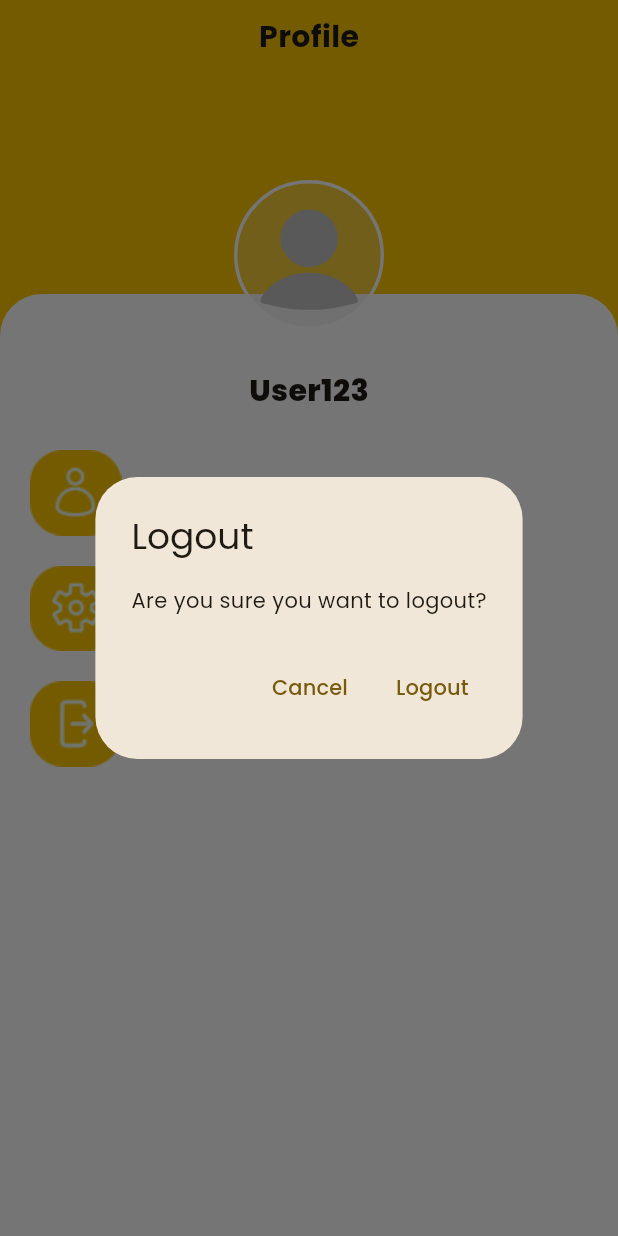
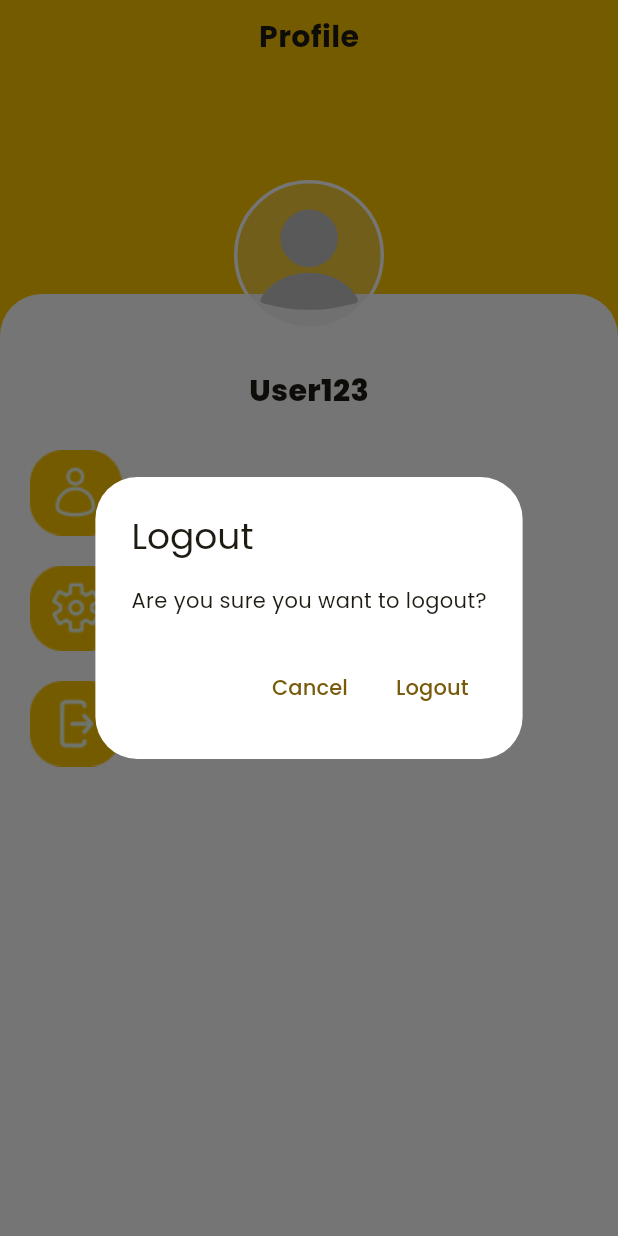
Before and after one commit to Dohahamdyy/citizen-connect, a Flutter app: the ProfileScreen screen opened directly, after a tap on "Logout", on a phone screen of 412 x 824 dp. Run offline on Flutter 3.47's test engine with Material 3 defaults, Android fonts, the phone set to English and light mode, and no system bars; our stand-ins replace flutter_svg, geolocator, image_picker, pin_code_fields, shared_preferences; accounts and stored records are empty.

Commit message:
code cleanup

```diff
--- a/lib/ui/screens/home_screen.dart
+++ b/lib/ui/screens/home_screen.dart
@@ -121,7 +121,6 @@ class HomeScreen extends StatelessWidget {
               ),
               Expanded(
                 child: ListView(
-                  // itemCount: 3,
                   children: [
                     RecentComplaintItem(
                       image: 'assets/images/elec_icon.png',
--- a/lib/ui/screens/profile_screen.dart
+++ b/lib/ui/screens/profile_screen.dart
@@ -79,6 +79,7 @@ class ProfileScreen extends StatelessWidget {
                                   context: context,
                                   builder: (context) {
                                     return AlertDialog(
+                                      backgroundColor: Colors.white,
                                       title: const Text('Logout'),
                                       content: const Text('Are you sure you want to logout?'),
                                       actions: [
```
